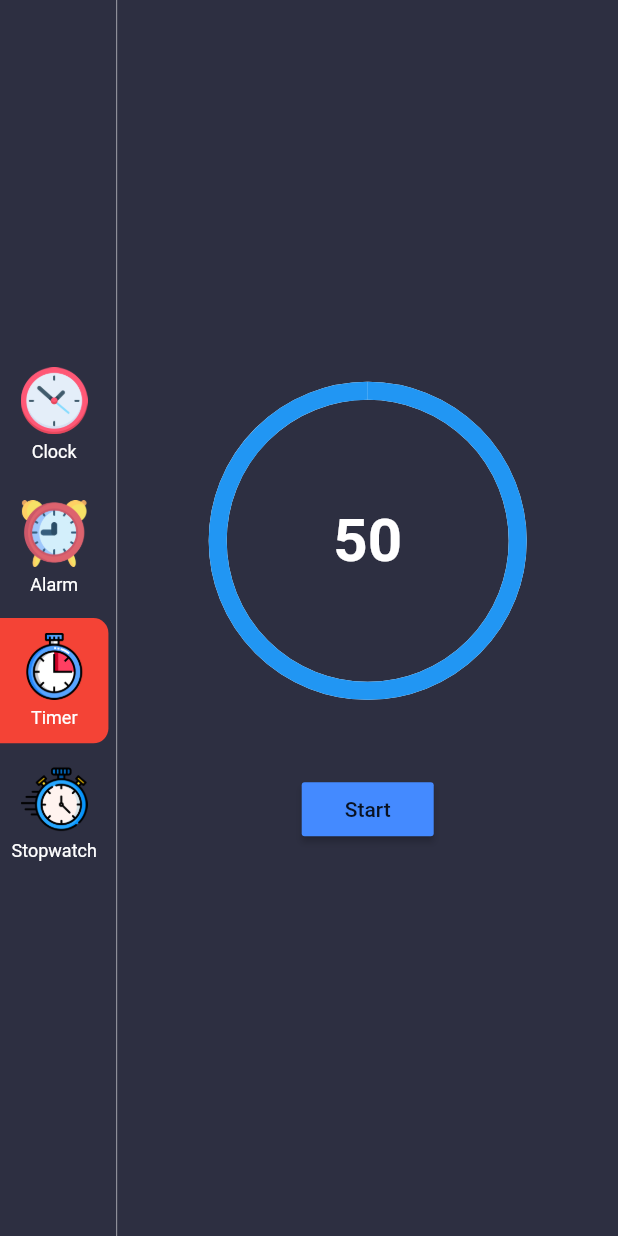
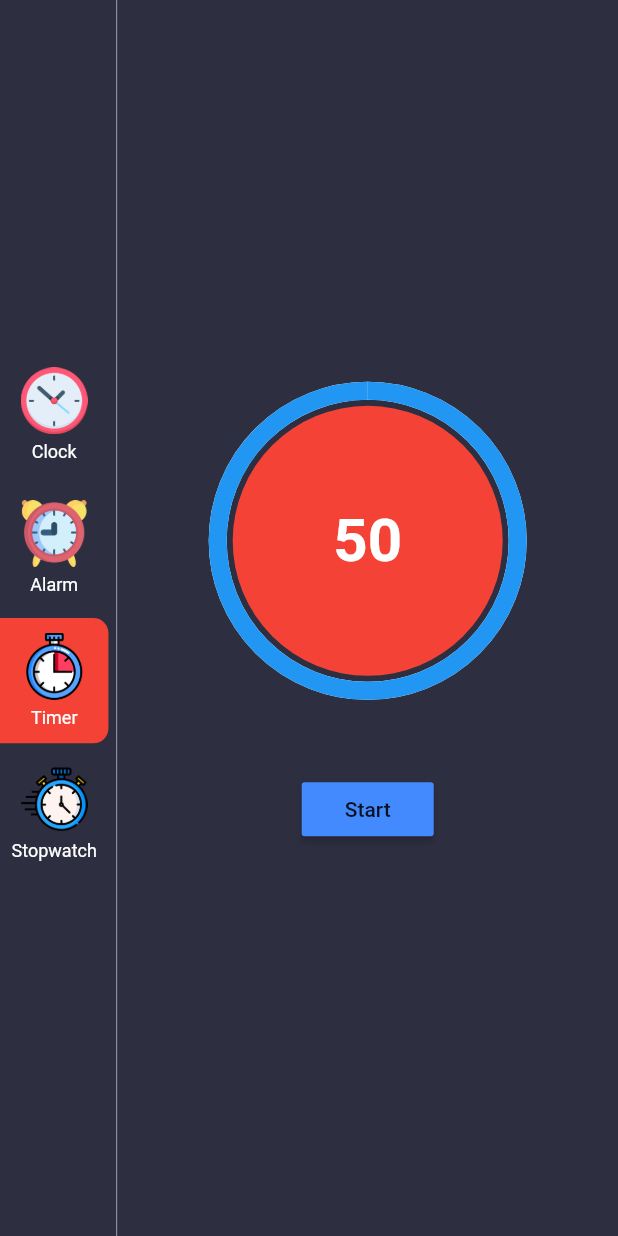
Before and after one commit to Iamdheeraj22/clock_app, a Flutter app: the screen it shows after launch, after a tap on "Alarm", after a tap on "Timer", on a phone screen of 412 x 824 dp. Run offline on Flutter 3.47's test engine with Material 2 defaults, Android fonts, the phone set to English and light mode, and no system bars; our stand-ins replace dotted_border, flutter_local_notifications.

```diff
--- a/lib/Presentation/Pages/AlarmPage.dart
+++ b/lib/Presentation/Pages/AlarmPage.dart
@@ -18,9 +18,6 @@ class _AlarmPageState extends State<AlarmPage> {
   @override
   void initState() {
     super.initState();
-    Timer.periodic(Duration(seconds: 1), (timer) {
-      setState(() {});
-    });
   }
 
   @override
--- a/lib/Presentation/Pages/TimerScreenPage.dart
+++ b/lib/Presentation/Pages/TimerScreenPage.dart
@@ -57,6 +57,15 @@ class _TimerScreenPageState extends State<TimerScreenPage> {
               width: 200,
               child: Stack(
                 children: [
+                  Align(
+                    alignment: Alignment.center,
+                    child: Container(
+                      margin: EdgeInsets.all(10),
+                      decoration: BoxDecoration(
+                          color: Colors.red,
+                          borderRadius: BorderRadius.circular(200)),
+                    ),
+                  ),
                   Align(
                     alignment: Alignment.center,
                     child: seconds == 0
```
Also changed, not shown: lib/Presentation/Pages/StopwatchPage.dart (+68 -2 lines).
